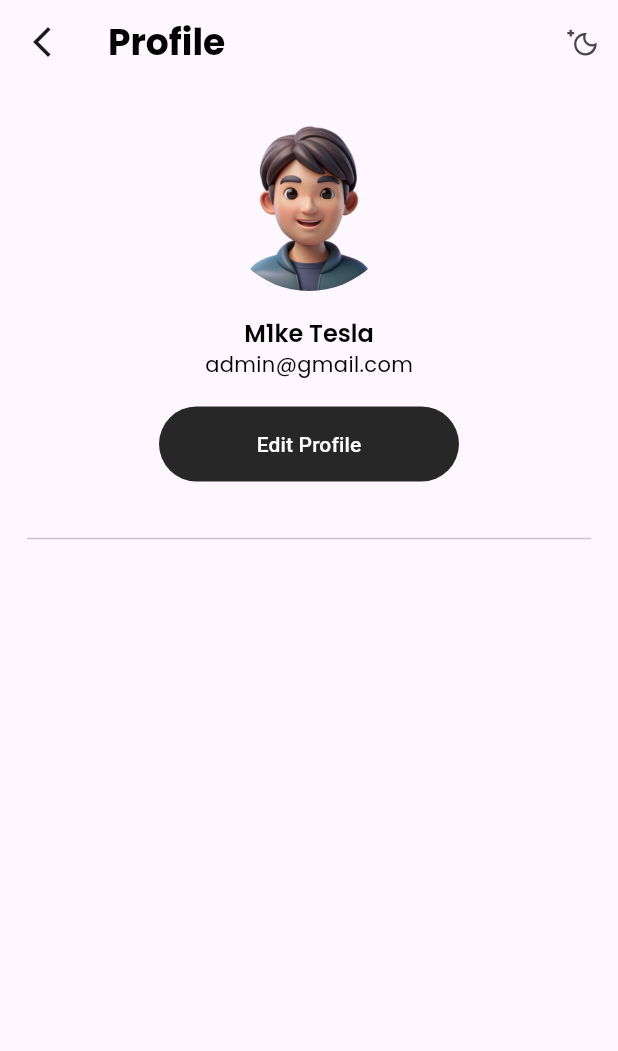
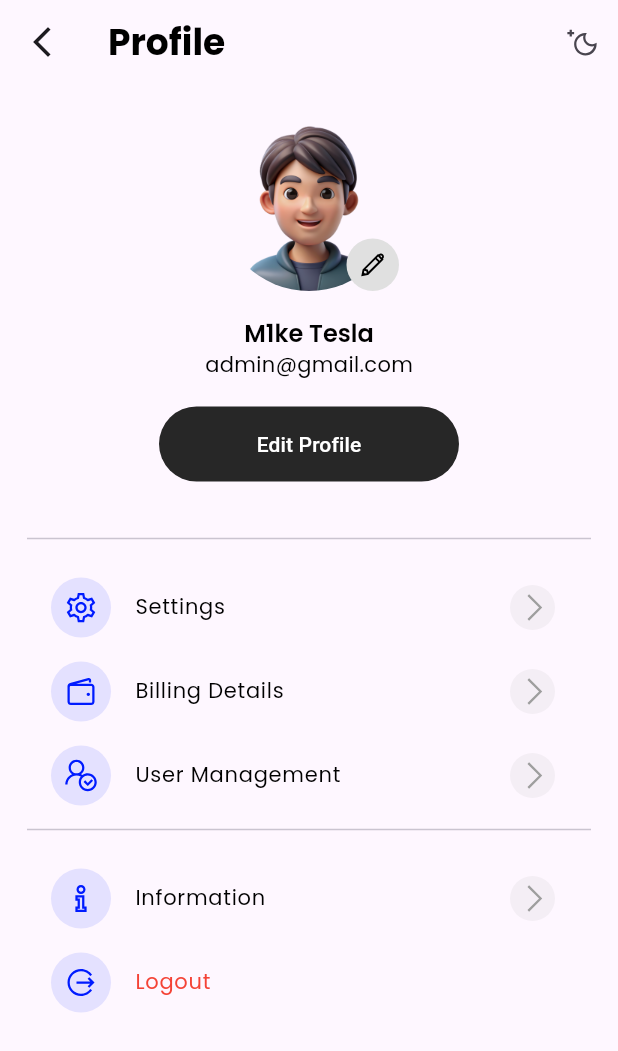
Before and after one commit to mike1tesla/login_firebase_app, a Flutter app: the ProfileScreen screen opened directly, on a phone screen of 412 x 824 dp. Shown: the top 1051 px of the screen. Run offline on Flutter 3.47's test engine with Material 3 defaults, Android fonts, the phone set to English and light mode, and no system bars; our stand-ins replace carousel_slider, firebase_auth, firebase_core, flutter_otp_text_field, flutter_svg, get and 3 more; accounts and stored records are empty.

Commit message:
Profile UI

```diff
--- a/lib/src/constants/text_strings.dart
+++ b/lib/src/constants/text_strings.dart
@@ -69,5 +69,5 @@ const String menu4 = "Information";
 
 //Update Profile
 const String delete = "Delete";
-const String joined = "Joined";
-const String joinedAt = "21/07/2024";
+const String joined = "Joined ";
+const String joinedAt = " 21-07-2024";
--- a/lib/src/features/core/screens/profile/profile_screen.dart
+++ b/lib/src/features/core/screens/profile/profile_screen.dart
@@ -1,8 +1,14 @@
+import 'package:flutter/cupertino.dart';
 import 'package:flutter/material.dart';
+import 'package:flutter/widgets.dart';
+import 'package:get/get.dart';
 import 'package:line_awesome_flutter/line_awesome_flutter.dart';
+import 'package:login/src/constants/colors.dart';
 import 'package:login/src/constants/image_strings.dart';
 import 'package:login/src/constants/sizes.dart';
 import 'package:login/src/constants/text_strings.dart';
+import 'package:login/src/features/core/screens/profile/update_profile_screen.dart';
+import 'package:login/src/features/core/screens/profile/widgets/profile_menu_widget.dart';
 
 class ProfileScreen extends StatelessWidget {
   const ProfileScreen({super.key});
@@ -29,12 +35,25 @@ class ProfileScreen extends StatelessWidget {
           padding: const EdgeInsets.all(paddingSize),
           child: Column(
             children: [
+              Stack(
+                children: [
                   SizedBox(
                     width: 120, height: 120,
                     child: ClipRRect(
                       borderRadius: BorderRadius.circular(100),
                       child: const Image(image: AssetImage(avatarProfile)),
                     ),
+                  ),
+                  Positioned(
+                    bottom: 0,
+                    right: 0,
+                    child: Container(
+                      width: 35, height: 35,
+                      decoration: BoxDecoration(borderRadius: BorderRadius.circular(100), color: Colors.grey[300]),
+                      child: const Icon(LineAwesomeIcons.pencil_alt_solid, color: Colors.black,size: 20,),
+                    ),
+                  )
+                ],
               ),
               const SizedBox(height: paddingSize),
               Text(profileHeading,style:  Theme.of(context).textTheme.headline4),
@@ -43,7 +62,7 @@ class ProfileScreen extends StatelessWidget {
               SizedBox(
                 width: 200,
                 child: ElevatedButton(
-                  onPressed: (){},
+                  onPressed: ()=> Get.to(const UpdateProfileScreen()),
                   style: ElevatedButton.styleFrom(
                     side: BorderSide.none,
                     shape: const StadiumBorder()
@@ -53,6 +72,16 @@ class ProfileScreen extends StatelessWidget {
               ),
               const SizedBox(height: defaultSize),
               const Divider(),
+              const SizedBox(height: 10),
+
+            //MENU
+              ProfileMenuWidget(title: menu1, icon: LineAwesomeIcons.cog_solid, onPress: (){}),
+              ProfileMenuWidget(title: menu2, icon: LineAwesomeIcons.wallet_solid, onPress: (){}),
+              ProfileMenuWidget(title: menu3, icon: LineAwesomeIcons.user_check_solid, onPress: (){}),
+              const Divider(),
+              const SizedBox(height: 10),
+              ProfileMenuWidget(title: menu4, icon: LineAwesomeIcons.info_solid, onPress: (){}),
+              ProfileMenuWidget(title: menu5, icon: LineAwesomeIcons.sign_out_alt_solid, onPress: (){},endIcon: false, textColor: Colors.red,)
             ],
           ),
         ),
--- /dev/null
+++ b/lib/src/features/core/screens/profile/widgets/profile_menu_widget.dart
@@ -0,0 +1,45 @@
+import 'package:flutter/material.dart';
+import 'package:line_awesome_flutter/line_awesome_flutter.dart';
+
+import '../../../../../constants/colors.dart';
+
+class ProfileMenuWidget extends StatelessWidget {
+  const ProfileMenuWidget({
+    super.key, required this.title, required this.icon, required this.onPress, this.endIcon = true, this.textColor,
+
+  });
+
+  final String title;
+  final IconData icon;
+  final VoidCallback onPress;
+  final bool endIcon;
+  final Color? textColor;
+
+  @override
+  Widget build(BuildContext context) {
+    var isDark = MediaQuery.of(context).platformBrightness == Brightness.dark;
+    var iconColor = isDark ? whiteColor : accentColor;
+
+    return ListTile(
+      onTap: onPress,
+      leading: Container(
+        width: 40, height: 40,
+        decoration: BoxDecoration(
+          borderRadius: BorderRadius.circular(100),
+          color: iconColor.withOpacity(0.1),
+        ),
+        child: Icon(icon, color: iconColor),
+      ),
+      title: Text(title, style: Theme.of(context).textTheme.bodyText1?.apply(color: textColor)),
+      trailing: endIcon? Container(
+        width: 30, height: 30,
+        decoration: BoxDecoration(
+          borderRadius: BorderRadius.circular(100),
+          color: Colors.grey.withOpacity(0.1),
+        ),
+        child: const Icon(LineAwesomeIcons.angle_right_solid, color: Colors.grey),
+      ) : null ,
+
+    );
+  }
+}
```
Also changed, not shown: lib/src/features/core/screens/profile/update_profile_screen.dart (+102 -1 lines). Lines whose indentation alone changed are shown as unchanged.
